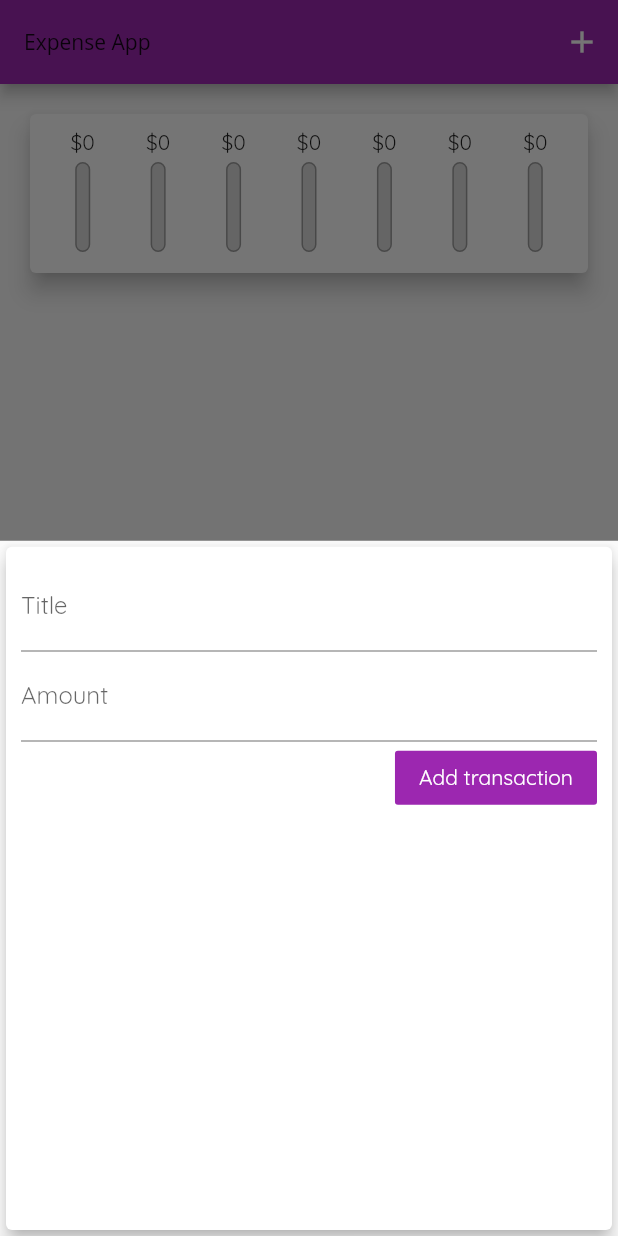
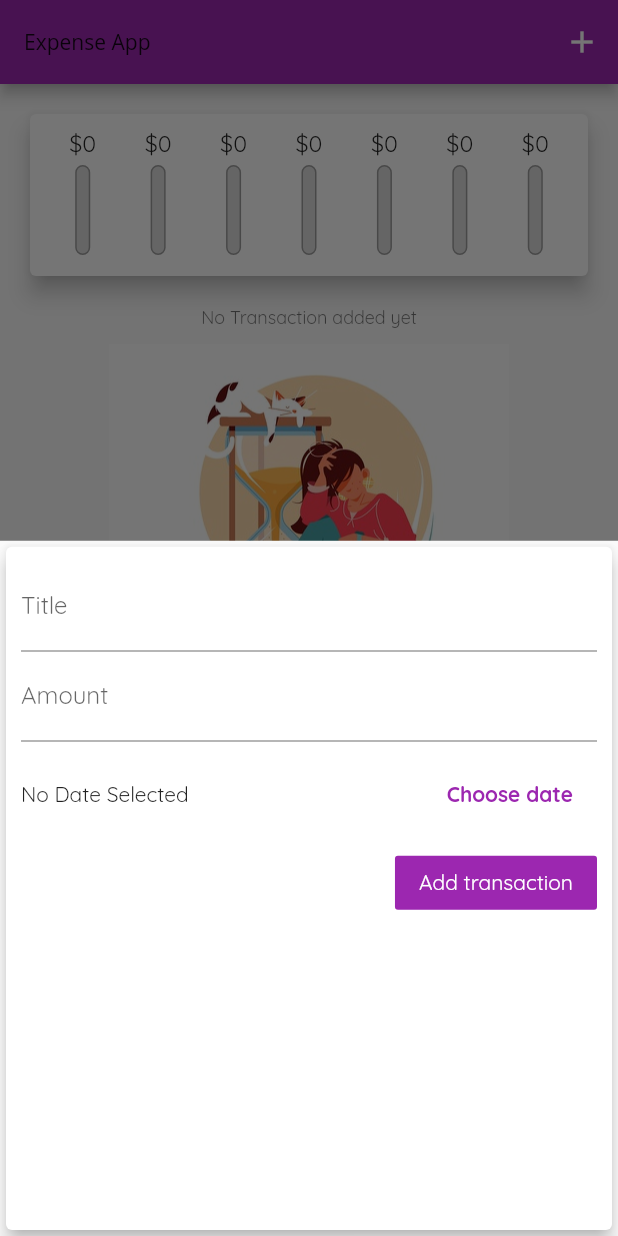
Before and after one commit to eraloop/flutter-expense-app, a Flutter app: the screen it shows after launch, after a tap on the "add" icon, on a phone screen of 412 x 824 dp. Run offline on Flutter 3.47's test engine with Material 2 defaults, Android fonts, the phone set to English and light mode, and no system bars.

```diff
--- a/lib/main.dart
+++ b/lib/main.dart
@@ -19,6 +19,7 @@ class MyApp extends StatelessWidget {
       title: 'FExpense App',
       theme: ThemeData(
         primarySwatch: Colors.purple,
+        errorColor:  Colors.red,
         accentColor: Colors.amber,
         fontFamily:'Quicksand',
         appBarTheme: AppBarTheme(
@@ -26,6 +27,9 @@ class MyApp extends StatelessWidget {
            headline1: TextStyle(
              fontFamily: 'OpenSans',
               fontSize: 20,
+         ),
+         button: TextStyle(
+           color: Colors.white
          )
 
          )
@@ -68,11 +72,11 @@ class _HomepageState extends State<Homepage> {
  }
 
 
-  void _addNewTransaction(String title, double amount) {
+  void _addNewTransaction(String title, double amount, DateTime  choosenDate) {
     final newTx = Transaction(
         title: title,
         amount: amount,
-        date: DateTime.now(),
+        date:   choosenDate,
         id: DateTime.now().toString());
 
     setState(() {
@@ -90,6 +94,14 @@ class _HomepageState extends State<Homepage> {
           behavior: HitTestBehavior.opaque
         );
       },);
+  }
+
+  void _deleteTransaction(String id){
+    setState(() {
+      _userTransactions.removeWhere((tx){
+        return tx.id == id;
+      });
+    });
   }
 
   @override
@@ -113,7 +125,7 @@ class _HomepageState extends State<Homepage> {
                   Chart(_recentTransactions)
 
             ),
-           TransactionList(_userTransactions)],
+           TransactionList(_userTransactions, _deleteTransaction) ],
 
         )),
 
--- a/lib/widgets/chart.dart
+++ b/lib/widgets/chart.dart
@@ -13,7 +13,8 @@ class Chart extends StatelessWidget {
 
   List<Map<String, Object>> get groupTransactionValues {
     return List.generate(7, (index) {
-      final weekDay = DateTime.now().subtract(Duration(days: index));
+      final weekDay = DateTime.now().subtract(
+        Duration(days: index));
       double totalSum = 0.0;
 
       for (var i = 0; i < recentTransactions.length; i++) {
@@ -24,11 +25,8 @@ class Chart extends StatelessWidget {
         }
       }
 
-      print(DateFormat.E().format(weekDay));
-      print(totalSum);
-
       return {'day': DateFormat.E().format(weekDay), 'amount': totalSum};
-    });
+    }).reversed.toList();
   }
 
   double get totalSpending {
--- a/lib/widgets/chart_bar.dart
+++ b/lib/widgets/chart_bar.dart
@@ -1,40 +1,43 @@
 import 'package:flutter/material.dart';
 
-
 class ChartBar extends StatelessWidget {
-
   final String label;
   final double spendAmount;
   final double spendingPctOfTotal;
 
-   ChartBar(this.label, this.spendAmount, this.spendingPctOfTotal){
-
-   }
+  ChartBar(this.label, this.spendAmount, this.spendingPctOfTotal) {}
 
   @override
   Widget build(BuildContext context) {
-    return Column(children: <Widget>[
-      FittedBox(child: Text('\$${spendAmount.toStringAsFixed(0)}')),
-      SizedBox(height:4,),
+    return Column(
+      children: <Widget>[
+        Container(
+          height: 20,
+          child: FittedBox(child: Text('\$${spendAmount.toStringAsFixed(0)}'))),
+        SizedBox(
+          height: 4,
+        ),
       Container(
         height: 60,
         width: 10,
-        child: Stack(children: <Widget>[
+        child: Stack(
+          children: <Widget>[
             Container(
-              decoration: BoxDecoration(border: Border.all(color: Colors.grey, width: 1.0),
-              color: Color.fromRGBO(220, 220, 220, 1),
-              borderRadius: BorderRadius.circular(10 )
-              ),
+              decoration: BoxDecoration(
+                  border: Border.all(color: Colors.grey, width: 1.0),
+                  color: Color.fromRGBO(220, 220, 220, 1),
+                  borderRadius: BorderRadius.circular(10)),
             ),
             FractionallySizedBox(
               heightFactor: spendingPctOfTotal,
               child: Container(
-                decoration: BoxDecoration(color: Theme.of(context).primaryColor,
-                borderRadius: BorderRadius.circular(10 )
-                ),
+                decoration: BoxDecoration(
+                    color: Theme.of(context).primaryColor,
+                    borderRadius: BorderRadius.circular(10)),
               ),
             )
-        ],),
+          ],
+        ),
       ),
       SizedBox(
         height: 4,
--- a/lib/widgets/new_transaction.dart
+++ b/lib/widgets/new_transaction.dart
@@ -1,11 +1,12 @@
 import 'dart:async';
 
 import 'package:flutter/material.dart';
+import 'package:intl/intl.dart';
 
 class NewTransaction extends StatefulWidget {
   // const NewTransaction({ Key? key }) : super(key: key);
 
-  late  final Function addTx;
+  late final Function addTx;
 
   NewTransaction(this.addTx);
 
@@ -14,28 +15,46 @@ class NewTransaction extends StatefulWidget {
 }
 
 class _NewTransactionState extends State<NewTransaction> {
-  final titleController = TextEditingController();
+  final _titleController = TextEditingController();
+  final _amountController = TextEditingController();
 
-  final amountController = TextEditingController();
+  DateTime _selectedDate = DateTime(2021);
 
-  void submitData(){
-    final enteredTitle = titleController.text;
-    final enteredAmount = double.parse(amountController.text);
-    print(enteredAmount);
-    if(enteredTitle.isEmpty || enteredAmount <= 0 ) {
-      return ;
+  void _submitData() {
+    if (_amountController.text.isEmpty || _titleController.text.isEmpty) {
+      return;
     }
-    widget.addTx(
-      enteredTitle,
-      enteredAmount
-    );
+
+    final enteredTitle = _titleController.text;
+    final enteredAmount = double.parse(_amountController.text);
+
+    if (enteredTitle.isEmpty || enteredAmount <= 0 || _selectedDate == null) {
+      return;
+    }
+    widget.addTx(enteredTitle, enteredAmount, _selectedDate);
 
     Navigator.of(context).pop();
   }
 
+  void _presentDatePicker() {
+    showDatePicker(
+            context: context,
+            initialDate: DateTime.now(),
+            firstDate: DateTime(2021),
+            lastDate: DateTime.now())
+        .then((pickedDate) {
+      if (pickedDate == null) {
+        return;
+      }
+      setState(() {
+        _selectedDate = pickedDate;
+      });
+    });
+  }
+
   @override
   Widget build(BuildContext context) {
-    return             Card(
+    return Card(
       elevation: 5,
       child: Container(
         padding: EdgeInsets.all(10.0),
@@ -44,25 +63,43 @@ class _NewTransactionState extends State<NewTransaction> {
           children: <Widget>[
             TextField(
               decoration: InputDecoration(labelText: 'Title'),
-                      controller: titleController,
-                      onSubmitted: (_) => submitData(),
+              controller: _titleController,
+              onSubmitted: (_) => _submitData(),
               // onChanged: (value){
               //   title = value;
               // },
             ),
             TextField(
               decoration: InputDecoration(labelText: 'Amount'),
-                      controller: amountController,
-                      keyboardType: TextInputType.number ,
-                      onSubmitted: (_) => submitData(),
+              controller: _amountController,
+              keyboardType: TextInputType.number,
+              onSubmitted: (_) => _submitData(),
               // onChanged: (value){
               //   amount = value;
               // },
             ),
+            Container(
+              height: 70,
+              child: Row(
+                children: <Widget>[
+                  Expanded(
+                      child: Text('\$${_selectedDate}' == '\$${DateTime(2021)}'
+                          ? 'No Date Selected'
+                          : 'Picked Date: ${DateFormat.yMMMd().format(_selectedDate)}')),
+                  FlatButton(
+                      onPressed: _presentDatePicker,
+                      textColor: Theme.of(context).primaryColor,
+                      child: Text(
+                        "Choose date",
+                        style: TextStyle(fontWeight: FontWeight.bold),
+                      ))
+                ],
+              ),
+            ),
             FlatButton(
                 color: Colors.purple,
                 textColor: Colors.white,
-                        onPressed: submitData,
+                onPressed: _submitData,
                 child: Text('Add transaction'))
           ],
         ),
--- a/lib/widgets/transaction_list.dart
+++ b/lib/widgets/transaction_list.dart
@@ -5,54 +5,57 @@ import 'package:intl/intl.dart';
 class TransactionList extends StatelessWidget {
   final List<Transaction> transactions;
 
-  TransactionList(this.transactions);
+  final Function deleteTx;
+
+
+  TransactionList(this.transactions, this.deleteTx);
 
   @override
   Widget build(BuildContext context) {
     return Container(
-        height: 300,
-        child: ListView(
-
+        height: 450,
+        child: transactions.isEmpty
+            ? Center(
+                child: Column(
+                  children: <Widget>[
+                    Text(
+                      "No Transaction added yet",
+                      style: Theme.of(context).textTheme.caption,
+                    ),
+                    const SizedBox(
+                      height: 10,
+                    ),
+                    Container(
+                        height: 200,
+                        child: Image.asset(
+                          "assets/images/waiting.jpg",
+                          fit: BoxFit.cover,
+                        ))
+                  ],
+                ),
+              )
+            : ListView(
                 children: transactions.map((tx) {
                   return Card(
-              child: Row(
-                children: <Widget>[
-                  Container(
-                    padding: const EdgeInsets.all(10.0),
-                    margin: const EdgeInsets.all(10.0),
-                    child: Text('\$${tx.amount.toStringAsFixed(2)}',
-                        style: TextStyle(
-                            fontWeight: FontWeight.bold,
-                            fontSize: 20,
-                            color: Theme.of(context).primaryColor
+                      margin: EdgeInsets.all(10),
+                      child: ListTile(
+                          leading: CircleAvatar(
+                              radius: 30,
+                              child: Padding(
+                                padding: const EdgeInsets.all(6),
+                                child: FittedBox(
+                                  child: Text("\$${tx.amount}"),
+                                ),
                               )),
-                    decoration: BoxDecoration(
-                        border: Border.all(
-                      color: Theme.of(context).primaryColor,
-                      width: 3,
-                    )),
+                          title: Text(
+                            tx.title,
+                            style: Theme.of(context).textTheme.headline6,
                           ),
-                  Column(
-                    crossAxisAlignment: CrossAxisAlignment.start,
-                    children: <Widget>[
-                      Text(
-                        tx.title,
-                        style: const TextStyle(
-                          fontWeight: FontWeight.bold,
-                          fontSize: 16,
-                        ),
-                      ),
-                      Text(
-                        DateFormat.yMMMd().format(tx.date),
-                        style: const TextStyle(
-                          color: Colors.grey,
-                        ),
-                      )
-                    ],
-                  )
-                ],
-              ),
-            );
+                          subtitle: Text(DateFormat.yMMMd().format(tx.date)),
+                          trailing: IconButton(
+                            onPressed: ()=> deleteTx(tx.id),
+                              icon: Icon(Icons.delete),
+                              color: Theme.of(context).errorColor)));
                 }).toList(),
               ));
   }
--- a/pubspec.yaml
+++ b/pubspec.yaml
@@ -59,8 +59,8 @@ flutter:
   uses-material-design: true
 
   # To add assets to your application, add an assets section, like this:
-  # assets:
-  #   - images/a_dot_burr.jpeg
+  assets:
+    - assets/images/waiting.jpg
   #   - images/a_dot_ham.jpeg
 
   # An image asset can refer to one or more resolution-specific "variants", see
```
Also changed, not shown: lib/widgets/junk.txt (added, +39 -0 lines), assets/images/waiting.jpg (added), pubspec.lock. Lines whose indentation alone changed are shown as unchanged.
